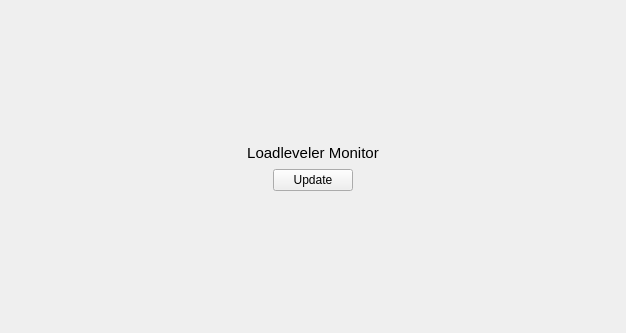
The window that src/plugins/loadleveler_monitor/loadleveler_monitor_widget.ui (cemc-oper/nwpc-monitor-app) describes before a commit, drawn with Qt 5.
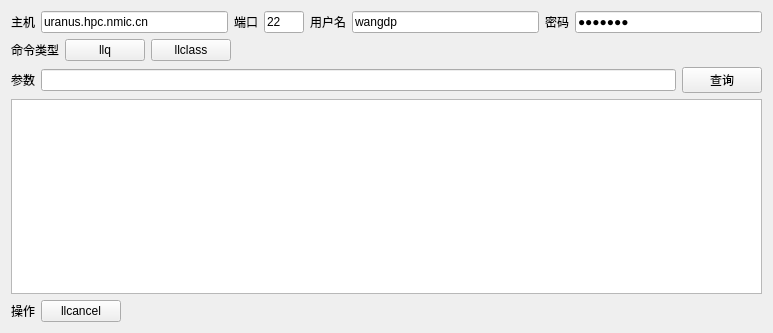
The same window after the commit.

Commit message:
Change loadleveler's ui by adding llq.
增加llq的界面

The edit to the form file:
```diff
--- a/src/plugins/loadleveler_monitor/loadleveler_monitor_widget.ui
+++ b/src/plugins/loadleveler_monitor/loadleveler_monitor_widget.ui
@@ -6,7 +6,7 @@
    <rect>
     <x>0</x>
     <y>0</y>
-    <width>626</width>
+    <width>773</width>
     <height>333</height>
    </rect>
   </property>
@@ -14,33 +14,106 @@
    <string>Form</string>
   </property>
   <layout class="QGridLayout" name="gridLayout">
-   <item row="1" column="0">
+   <item row="0" column="0">
     <layout class="QHBoxLayout" name="horizontalLayout_2">
-     <item>
-      <spacer name="horizontalSpacer_3">
-       <property name="orientation">
-        <enum>Qt::Horizontal</enum>
-       </property>
-       <property name="sizeHint" stdset="0">
-        <size>
-         <width>40</width>
-         <height>20</height>
-        </size>
-       </property>
-      </spacer>
-     </item>
      <item>
       <widget class="QLabel" name="label">
        <property name="text">
-        <string>&lt;html&gt;&lt;head/&gt;&lt;body&gt;&lt;p&gt;&lt;span style=&quot; font-size:11pt;&quot;&gt;Loadleveler Monitor&lt;/span&gt;&lt;/p&gt;&lt;/body&gt;&lt;/html&gt;</string>
+        <string>主机</string>
        </property>
-       <property name="alignment">
-        <set>Qt::AlignCenter</set>
+      </widget>
+     </item>
+     <item>
+      <widget class="QLineEdit" name="host_edit">
+       <property name="text">
+        <string>uranus.hpc.nmic.cn</string>
        </property>
       </widget>
      </item>
      <item>
-      <spacer name="horizontalSpacer_4">
+      <widget class="QLabel" name="label_2">
+       <property name="text">
+        <string>端口</string>
+       </property>
+      </widget>
+     </item>
+     <item>
+      <widget class="QLineEdit" name="port_edit">
+       <property name="maximumSize">
+        <size>
+         <width>40</width>
+         <height>16777215</height>
+        </size>
+       </property>
+       <property name="text">
+        <string>22</string>
+       </property>
+      </widget>
+     </item>
+     <item>
+      <widget class="QLabel" name="label_3">
+       <property name="text">
+        <string>用户名</string>
+       </property>
+      </widget>
+     </item>
+     <item>
+      <widget class="QLineEdit" name="user_edit">
+       <property name="text">
+        <string>wangdp</string>
+       </property>
+      </widget>
+     </item>
+     <item>
+      <widget class="QLabel" name="label_4">
+       <property name="text">
+        <string>密码</string>
+       </property>
+      </widget>
+     </item>
+     <item>
+      <widget class="QLineEdit" name="password_edit">
+       <property name="text">
+        <string>perilla</string>
+       </property>
+       <property name="echoMode">
+        <enum>QLineEdit::Password</enum>
+       </property>
+      </widget>
+     </item>
+    </layout>
+   </item>
+   <item row="1" column="0">
+    <layout class="QHBoxLayout" name="horizontalLayout_3">
+     <item>
+      <widget class="QLabel" name="label_5">
+       <property name="text">
+        <string>命令类型</string>
+       </property>
+      </widget>
+     </item>
+     <item>
+      <widget class="QPushButton" name="llq_panel_button">
+       <property name="text">
+        <string>llq</string>
+       </property>
+       <property name="checkable">
+        <bool>true</bool>
+       </property>
+      </widget>
+     </item>
+     <item>
+      <widget class="QPushButton" name="llclass_panel_button">
+       <property name="text">
+        <string>llclass</string>
+       </property>
+       <property name="checkable">
+        <bool>true</bool>
+       </property>
+      </widget>
+     </item>
+     <item>
+      <spacer name="horizontalSpacer">
        <property name="orientation">
         <enum>Qt::Horizontal</enum>
        </property>
@@ -54,51 +127,43 @@
      </item>
     </layout>
    </item>
-   <item row="3" column="0">
-    <spacer name="verticalSpacer_2">
-     <property name="orientation">
-      <enum>Qt::Vertical</enum>
-     </property>
-     <property name="sizeHint" stdset="0">
-      <size>
-       <width>20</width>
-       <height>106</height>
-      </size>
-     </property>
-    </spacer>
-   </item>
-   <item row="0" column="0">
-    <spacer name="verticalSpacer">
-     <property name="orientation">
-      <enum>Qt::Vertical</enum>
-     </property>
-     <property name="sizeHint" stdset="0">
-      <size>
-       <width>20</width>
-       <height>107</height>
-      </size>
-     </property>
-    </spacer>
-   </item>
    <item row="2" column="0">
     <layout class="QHBoxLayout" name="horizontalLayout">
      <item>
-      <spacer name="horizontalSpacer">
-       <property name="orientation">
-        <enum>Qt::Horizontal</enum>
+      <widget class="QLabel" name="label_6">
+       <property name="text">
+        <string>参数</string>
        </property>
-       <property name="sizeHint" stdset="0">
-        <size>
-         <width>40</width>
-         <height>20</height>
-        </size>
+      </widget>
+     </item>
+     <item>
+      <widget class="QLineEdit" name="argument_edit"/>
+     </item>
+     <item>
+      <widget class="QPushButton" name="query_button">
+       <property name="text">
+        <string>查询</string>
        </property>
-      </spacer>
+      </widget>
      </item>
+    </layout>
+   </item>
+   <item row="3" column="0">
+    <widget class="QTableView" name="llq_table_view"/>
+   </item>
+   <item row="4" column="0">
+    <layout class="QHBoxLayout" name="horizontalLayout_4">
      <item>
-      <widget class="QPushButton" name="pushButton">
+      <widget class="QLabel" name="label_7">
        <property name="text">
-        <string>Update</string>
+        <string>操作</string>
+       </property>
+      </widget>
+     </item>
+     <item>
+      <widget class="QPushButton" name="llcancel_command_button">
+       <property name="text">
+        <string>llcancel</string>
        </property>
       </widget>
      </item>
@@ -109,7 +174,7 @@
        </property>
        <property name="sizeHint" stdset="0">
         <size>
-         <width>40</width>
+         <width>98</width>
          <height>20</height>
         </size>
        </property>
```
